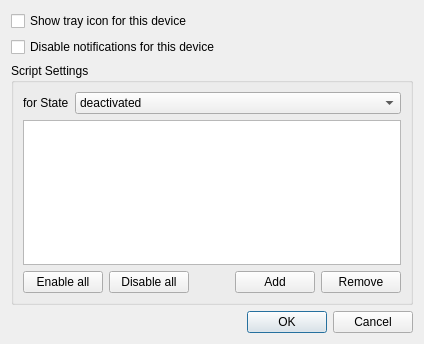
Qt form qnut/devset.ui (dosnut/nut) before a commit.
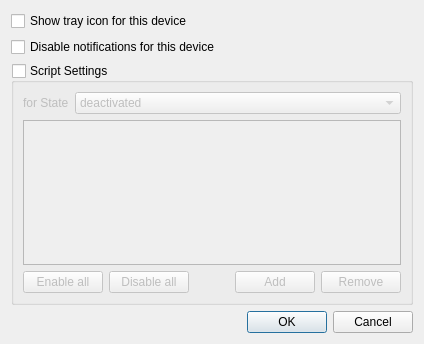
The same form after that commit.

The edit to the form file:
```diff
--- a/qnut/devset.ui
+++ b/qnut/devset.ui
@@ -33,6 +33,12 @@
      <property name="title">
       <string>Script Settings</string>
      </property>
+     <property name="checkable">
+      <bool>true</bool>
+     </property>
+     <property name="checked">
+      <bool>false</bool>
+     </property>
      <layout class="QVBoxLayout" name="verticalLayout">
       <item>
        <layout class="QFormLayout" name="formLayout">
```
